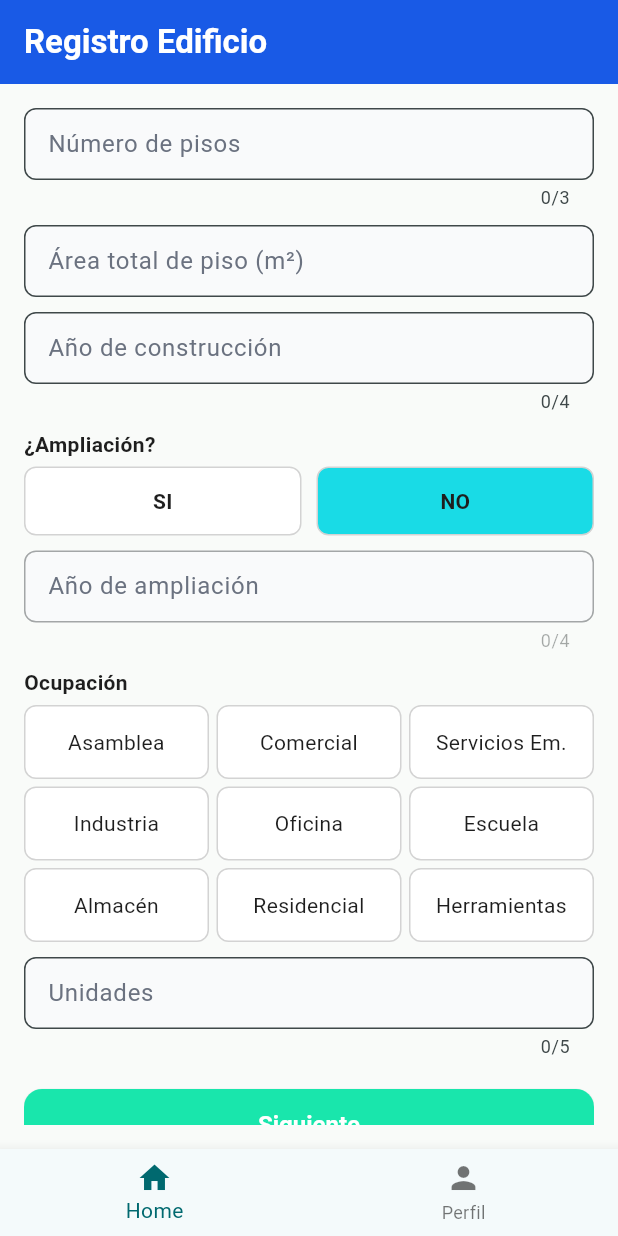
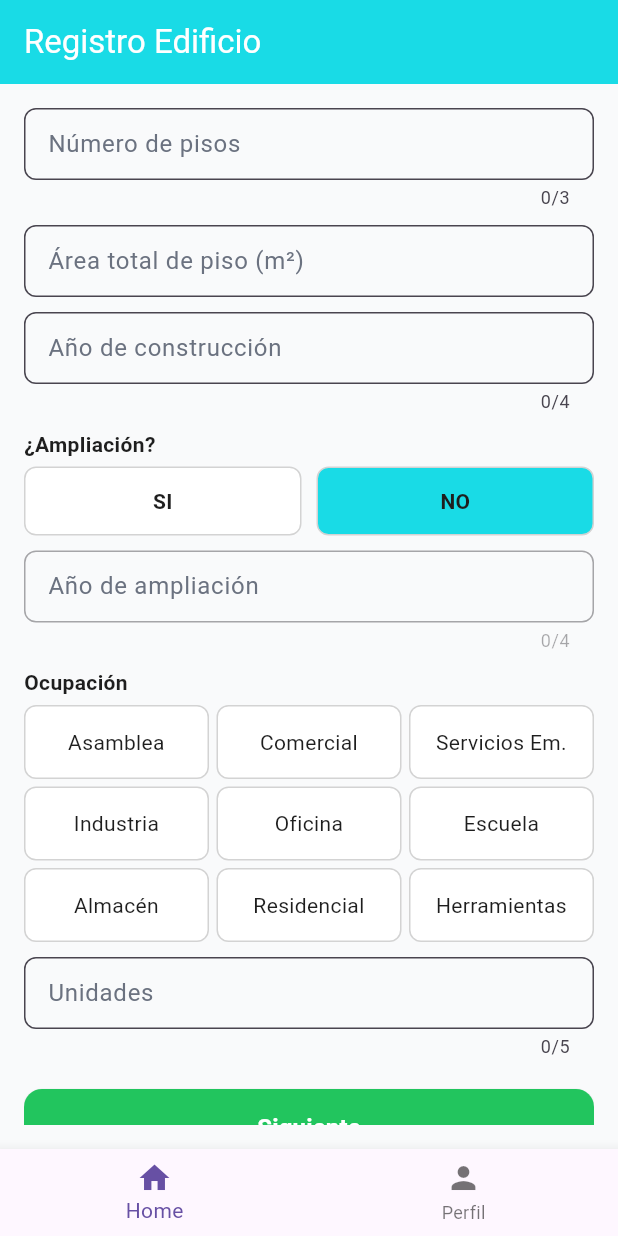
Before and after one commit to DomenicaBriggitte/App_Vulnerabilidad_Sismica, a Flutter app: the RegistroEdificio2Page screen opened directly with empty values, on a phone screen of 412 x 824 dp. Run offline on Flutter 3.47's test engine with Material 3 defaults, Android fonts, the phone set to English and light mode, and no system bars; our stand-ins replace google_fonts, image_picker, intl_phone_field, supabase_flutter; accounts and stored records are empty; network calls fail.

Commit message:
actualizacion colores

```diff
--- a/lib/main.dart
+++ b/lib/main.dart
@@ -18,8 +18,6 @@ class MyApp extends StatelessWidget {
   @override
   Widget build(BuildContext context) {
     return MaterialApp(
-      debugShowCheckedModeBanner: false,
-      theme: AppTheme.light(),
       home: const LoginScreen(),
     );
   }
--- a/lib/ui/screens/building_registry_2_screen.dart
+++ b/lib/ui/screens/building_registry_2_screen.dart
@@ -1,11 +1,10 @@
-import 'package:flutter_application_1/ui/screens/profile_page.dart';
-
-import '../../ui/screens/assessed_buildings_screen.dart';
-//import 'package:evs/pages/perfil_page.dart';
 import 'package:flutter/material.dart';
 import 'package:supabase_flutter/supabase_flutter.dart';
 
-import 'home_page.dart';
+import '../../ui/screens/assessed_buildings_screen.dart';
+import '../../ui/screens/profile_page.dart';
+import '../../ui/screens/home_page.dart';
+import '../../core/theme/app_colors.dart';
 
 class RegistroEdificio2Page extends StatefulWidget {
   final String nombre;
@@ -49,9 +48,12 @@ class _RegistroEdificio2PageState extends State<RegistroEdificio2Page> {
   String? _ocupacionSeleccionada;
 
   int _selectedIndex = 0;
-
   int currentYear = DateTime.now().year;
 
+  final List<String> _ocupacionOpciones = [
+    "Asamblea", "Comercial", "Servicios Em.", "Industria", "Oficina", "Escuela",
+    "Almacén", "Residencial", "Herramientas",
+  ];
 
   void _onItemTapped(int index) {
     setState(() => _selectedIndex = index);
@@ -67,24 +69,20 @@ class _RegistroEdificio2PageState extends State<RegistroEdificio2Page> {
       ).then((_) => setState(() => _selectedIndex = 0));
     }
   }
-  final List<String> _ocupacionOpciones = [
-    "Asamblea", "Comercial", "Servicios Em.", "Industria", "Oficina", "Escuela",
-    "Almacén", "Residencial", "Herramientas",
-  ];
 
   InputDecoration _inputDecoration(String label) {
     return InputDecoration(
       labelText: label,
-      labelStyle: const TextStyle(color: Color(0xFF6B7280)),
+      labelStyle: const TextStyle(color: AppColors.gray500),
       filled: true,
-      fillColor: const Color(0xFFF9FAFB),
+      fillColor: AppColors.background,
       border: OutlineInputBorder(
         borderRadius: BorderRadius.circular(8),
-        borderSide: const BorderSide(color: Color(0xFFD3D3D3)),
+        borderSide: const BorderSide(color: AppColors.gray300),
       ),
       focusedBorder: OutlineInputBorder(
         borderRadius: BorderRadius.circular(8),
-        borderSide: const BorderSide(color: Color(0xFF195AE6), width: 2),
+        borderSide: const BorderSide(color: AppColors.primary, width: 2),
       ),
       contentPadding: const EdgeInsets.symmetric(vertical: 10, horizontal: 12),
     );
@@ -135,7 +133,7 @@ class _RegistroEdificio2PageState extends State<RegistroEdificio2Page> {
     Navigator.pushAndRemoveUntil(
       context,
       MaterialPageRoute(builder: (context) => const AssessedBuildingsPage()),
-      (route) => false,
+          (route) => false,
     );
   }
 
@@ -150,13 +148,13 @@ class _RegistroEdificio2PageState extends State<RegistroEdificio2Page> {
   @override
   Widget build(BuildContext context) {
     return Scaffold(
-      backgroundColor: const Color.fromARGB(255, 249, 251, 249),
+      backgroundColor: AppColors.background,
       appBar: AppBar(
         title: const Text(
           "Registro Edificio",
           style: TextStyle(color: Colors.white),
         ),
-        backgroundColor: const Color(0xFF195AE6),
+        backgroundColor: AppColors.primary,
         automaticallyImplyLeading: false,
       ),
       body: Padding(
@@ -184,9 +182,7 @@ class _RegistroEdificio2PageState extends State<RegistroEdificio2Page> {
               const SizedBox(height: 10),
               TextFormField(
                 controller: areaController,
-                keyboardType: const TextInputType.numberWithOptions(
-                  decimal: true,
-                ),
+                keyboardType: const TextInputType.numberWithOptions(decimal: true),
                 decoration: _inputDecoration("Área total de piso (m²)"),
                 validator: (value) {
                   if (value == null || value.isEmpty) {
@@ -204,7 +200,6 @@ class _RegistroEdificio2PageState extends State<RegistroEdificio2Page> {
                 },
               ),
               const SizedBox(height: 10),
-
               TextFormField(
                 controller: anioConstruccionController,
                 keyboardType: TextInputType.number,
@@ -226,7 +221,7 @@ class _RegistroEdificio2PageState extends State<RegistroEdificio2Page> {
               const Text(
                 "¿Ampliación?",
                 style: TextStyle(
-                  color: Color(0xFF1E1E1E),
+                  color: AppColors.text,
                   fontWeight: FontWeight.bold,
                 ),
               ),
@@ -239,17 +234,15 @@ class _RegistroEdificio2PageState extends State<RegistroEdificio2Page> {
                       child: Container(
                         padding: const EdgeInsets.symmetric(vertical: 12),
                         decoration: BoxDecoration(
-                          color: _ampliacionSi
-                              ? const Color(0xFF19DBE6)
-                              : Colors.white,
-                          border: Border.all(color: const Color(0xFFD3D3D3)),
+                          color: _ampliacionSi ? AppColors.primary : Colors.white,
+                          border: Border.all(color: AppColors.gray300),
                           borderRadius: BorderRadius.circular(8),
                         ),
                         child: const Center(
                           child: Text(
                             "SI",
                             style: TextStyle(
-                              color: Color(0xFF1E1E1E),
+                              color: AppColors.text,
                               fontWeight: FontWeight.bold,
                             ),
                           ),
@@ -264,17 +257,15 @@ class _RegistroEdificio2PageState extends State<RegistroEdificio2Page> {
                       child: Container(
                         padding: const EdgeInsets.symmetric(vertical: 12),
                         decoration: BoxDecoration(
-                          color: !_ampliacionSi
-                              ? const Color(0xFF19DBE6)
-                              : Colors.white,
-                          border: Border.all(color: const Color(0xFFD3D3D3)),
+                          color: !_ampliacionSi ? AppColors.primary : Colors.white,
+                          border: Border.all(color: AppColors.gray300),
                           borderRadius: BorderRadius.circular(8),
                         ),
                         child: const Center(
                           child: Text(
                             "NO",
                             style: TextStyle(
-                              color: Color(0xFF1E1E1E),
+                              color: AppColors.text,
                               fontWeight: FontWeight.bold,
                             ),
                           ),
@@ -297,9 +288,7 @@ class _RegistroEdificio2PageState extends State<RegistroEdificio2Page> {
                     return "Ingrese el año de ampliación";
                   }
                   final n = int.tryParse(value);
-                  final construccion = int.tryParse(
-                    anioConstruccionController.text,
-                  );
+                  final construccion = int.tryParse(anioConstruccionController.text);
                   if (n == null ||
                       construccion == null ||
                       n < construccion ||
@@ -313,7 +302,7 @@ class _RegistroEdificio2PageState extends State<RegistroEdificio2Page> {
               const Text(
                 "Ocupación",
                 style: TextStyle(
-                  color: Color(0xFF1E1E1E),
+                  color: AppColors.text,
                   fontWeight: FontWeight.bold,
                 ),
               ),
@@ -328,21 +317,18 @@ class _RegistroEdificio2PageState extends State<RegistroEdificio2Page> {
                 children: _ocupacionOpciones.map((opcion) {
                   final isSelected = _ocupacionSeleccionada == opcion;
                   return GestureDetector(
-                    onTap: () =>
-                        setState(() => _ocupacionSeleccionada = opcion),
+                    onTap: () => setState(() => _ocupacionSeleccionada = opcion),
                     child: Container(
                       decoration: BoxDecoration(
-                        color: isSelected
-                            ? const Color(0xFF19DBE6)
-                            : Colors.white,
-                        border: Border.all(color: const Color(0xFFD3D3D3)),
+                        color: isSelected ? AppColors.primary : Colors.white,
+                        border: Border.all(color: AppColors.gray300),
                         borderRadius: BorderRadius.circular(8),
                       ),
                       child: Center(
                         child: Text(
                           opcion,
                           textAlign: TextAlign.center,
-                          style: const TextStyle(color: Color(0xFF1E1E1E)),
+                          style: const TextStyle(color: AppColors.text),
                         ),
                       ),
                     ),
@@ -369,7 +355,7 @@ class _RegistroEdificio2PageState extends State<RegistroEdificio2Page> {
               const SizedBox(height: 20),
               ElevatedButton(
                 style: ElevatedButton.styleFrom(
-                  backgroundColor: const Color(0xFF19E6AC),
+                  backgroundColor: AppColors.success,
                   foregroundColor: Colors.white,
                   padding: const EdgeInsets.symmetric(vertical: 14),
                   shape: RoundedRectangleBorder(
@@ -388,11 +374,11 @@ class _RegistroEdificio2PageState extends State<RegistroEdificio2Page> {
                   ElevatedButton(
                     onPressed: _guardarEnSupabase,
                     style: ElevatedButton.styleFrom(
-                      backgroundColor: const Color(0xFF19DBE6),
+                      backgroundColor: AppColors.primary,
                     ),
                     child: const Text(
                       "Finalizar",
-                      style: TextStyle(color: Colors.black),
+                      style: TextStyle(color: AppColors.text),
                     ),
                   ),
                 ],
```
Also changed, not shown: lib/ui/screens/building_registry_1_screen.dart (+21 -32 lines).
